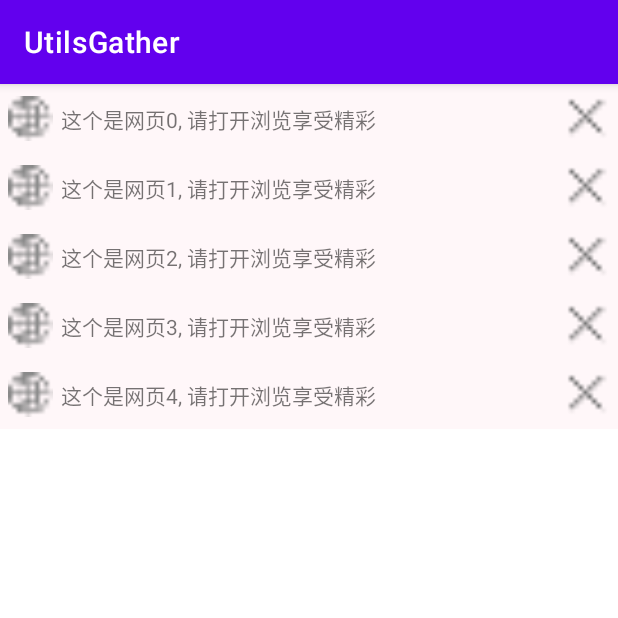
After one commit to 18319557579/UtilsGather, an Android app: the RecyclerViewActivity screen opened directly, with no data from a screen before it, on a phone screen of 412 x 824 dp, the top half of it. The commit adds this screen. Run offline under Robolectric (Android 15) with nearby library versions, the phone set to English and light mode, and no system bars; Roboto replaces fonts that are not available here.

Commit message:
仅仅是将RecyclerView的基本功能搞定了

```diff
--- a/app/src/main/AndroidManifest.xml
+++ b/app/src/main/AndroidManifest.xml
@@ -19,6 +19,9 @@
         android:supportsRtl="true"
         android:theme="@style/Theme.UtilsGather"
         android:usesCleartextTraffic="true">
+        <activity
+            android:name=".recyclerview.RecyclerViewActivity"
+            android:exported="false" />
         <activity
             android:name=".qihang.twelve.MyLinLayoutActivity"
             android:exported="false" />
--- a/app/src/main/java/com/example/utilsuser/MainActivity.kt
+++ b/app/src/main/java/com/example/utilsuser/MainActivity.kt
@@ -79,6 +79,7 @@ import com.example.utilsuser.qihang.three.PathAnimatorActivity
 import com.example.utilsuser.qihang.three.ValueAnimatorActivity
 import com.example.utilsuser.qihang.twelve.MyLinLayoutActivity
 import com.example.utilsuser.qihang.two.ViewAnimationActivity
+import com.example.utilsuser.recyclerview.RecyclerViewActivity
 import com.example.utilsuser.rxjava.RxJavaActivity
 import com.example.utilsuser.service.MyServiceActivity
 import com.example.utilsuser.sqlite.SQLiteActivity
@@ -415,6 +416,10 @@ class MainActivity : CallbackActivity() {
                     val intent = Intent(this@MainActivity, MyLinLayoutActivity::class.java)
                     startActivity(intent)
                 },
+                GuideItemEntity("跳转到 RecyclerViewActivity") {
+                    val intent = Intent(this@MainActivity, RecyclerViewActivity::class.java)
+                    startActivity(intent)
+                },
             )
 
         )
--- /dev/null
+++ b/app/src/main/java/com/example/utilsuser/recyclerview/RecyclerViewActivity.kt
@@ -0,0 +1,41 @@
+package com.example.utilsuser.recyclerview
+
+import android.os.Bundle
+import androidx.appcompat.app.AppCompatActivity
+import androidx.recyclerview.widget.LinearLayoutManager
+import androidx.recyclerview.widget.RecyclerView
+import com.example.utilsuser.R
+import com.example.utilsuser.recyclerview.rv.SlideDeleteAdapter
+import com.example.utilsuser.recyclerview.rv.WebInfoBean
+
+class RecyclerViewActivity : AppCompatActivity() {
+    lateinit var rvSlideDelete : RecyclerView
+    val webList = ArrayList<WebInfoBean>()
+    lateinit var slideDeleteAdapter: SlideDeleteAdapter
+
+    override fun onCreate(savedInstanceState: Bundle?) {
+        super.onCreate(savedInstanceState)
+        setContentView(R.layout.activity_recycler_view)
+
+        initView()
+        initData()
+    }
+
+    private fun initView() {
+        rvSlideDelete = findViewById<RecyclerView?>(R.id.rv_slide_delete).apply {
+            val linearLayoutManager = LinearLayoutManager(this@RecyclerViewActivity)
+            layoutManager = linearLayoutManager
+
+            slideDeleteAdapter = SlideDeleteAdapter(webList, this@RecyclerViewActivity)
+            adapter = slideDeleteAdapter
+        }
+    }
+
+    private fun initData() {
+        repeat(5) {
+            val bean = WebInfoBean("这个是网页$it, 请打开浏览享受精彩")
+            webList.add(bean)
+        }
+        slideDeleteAdapter.notifyDataSetChanged()
+    }
+}
--- /dev/null
+++ b/app/src/main/java/com/example/utilsuser/recyclerview/rv/SlideDeleteAdapter.kt
@@ -0,0 +1,38 @@
+package com.example.utilsuser.recyclerview.rv
+
+import android.content.Context
+import android.view.LayoutInflater
+import android.view.View
+import android.view.ViewGroup
+import android.widget.ImageView
+import android.widget.TextView
+import androidx.recyclerview.widget.RecyclerView
+import com.example.utilsuser.R
+
+class SlideDeleteAdapter(val webList: List<WebInfoBean>, val context: Context) : RecyclerView.Adapter<SlideDeleteAdapter.ItemViewHolder>(){
+
+    override fun onCreateViewHolder(parent: ViewGroup, viewType: Int): ItemViewHolder {
+        val view = LayoutInflater.from(context).inflate(R.layout.rv_item_slide_delete, parent, false)
+        return ItemViewHolder(view)
+    }
+
+    override fun onBindViewHolder(holder: ItemViewHolder, position: Int) {
+        val webInfoBean = webList[position]
+        holder.tvItemWebTitle.text = webInfoBean.webTitle
+    }
+
+    override fun getItemCount(): Int {
+        return webList.size
+    }
+
+    class ItemViewHolder(view: View) : RecyclerView.ViewHolder(view) {
+        val ivItemWebsite: ImageView
+        val tvItemWebTitle: TextView
+        val ivItemClose: ImageView
+        init {
+            ivItemWebsite = view.findViewById(R.id.iv_item_website)
+            tvItemWebTitle = view.findViewById(R.id.tv_item_web_title)
+            ivItemClose = view.findViewById(R.id.iv_item_close)
+        }
+    }
+}
--- /dev/null
+++ b/app/src/main/java/com/example/utilsuser/recyclerview/rv/WebInfoBean.kt
@@ -0,0 +1,5 @@
+package com.example.utilsuser.recyclerview.rv
+
+import android.graphics.Bitmap
+
+data class WebInfoBean(var webTitle: String, var bitmap: Bitmap? = null)
--- /dev/null
+++ b/app/src/main/res/layout/activity_recycler_view.xml
@@ -0,0 +1,20 @@
+<?xml version="1.0" encoding="utf-8"?>
+<androidx.constraintlayout.widget.ConstraintLayout xmlns:android="http://schemas.android.com/apk/res/android"
+    xmlns:app="http://schemas.android.com/apk/res-auto"
+    xmlns:tools="http://schemas.android.com/tools"
+    android:id="@+id/main"
+    android:layout_width="match_parent"
+    android:layout_height="wrap_content"
+    tools:context=".recyclerview.RecyclerViewActivity"
+    >
+
+    <androidx.recyclerview.widget.RecyclerView
+        android:id="@+id/rv_slide_delete"
+        android:layout_width="match_parent"
+        android:layout_height="wrap_content"
+        android:background="#E4E4E4"
+
+        app:layout_constraintTop_toTopOf="parent"/>
+
+
+</androidx.constraintlayout.widget.ConstraintLayout>
--- /dev/null
+++ b/app/src/main/res/layout/rv_item_slide_delete.xml
@@ -0,0 +1,45 @@
+<?xml version="1.0" encoding="utf-8"?>
+<androidx.constraintlayout.widget.ConstraintLayout
+    xmlns:android="http://schemas.android.com/apk/res/android"
+    xmlns:app="http://schemas.android.com/apk/res-auto"
+    xmlns:tools="http://schemas.android.com/tools"
+    android:layout_width="match_parent"
+    android:layout_height="wrap_content"
+    android:background="#FFF7F9"
+
+    android:paddingHorizontal="5dp"
+    android:paddingVertical="8dp">
+
+    <ImageView
+        android:id="@+id/iv_item_website"
+        android:layout_width="30dp"
+        android:layout_height="30dp"
+        android:src="@drawable/rv_item_website"
+
+        app:layout_constraintStart_toStartOf="parent"
+        app:layout_constraintTop_toTopOf="parent"
+        app:layout_constraintBottom_toBottomOf="parent"/>
+
+    <TextView
+        android:id="@+id/tv_item_web_title"
+        android:layout_width="wrap_content"
+        android:layout_height="wrap_content"
+        tools:text="腾讯应用宝官网，全网最新的游戏"
+
+        app:layout_constraintStart_toEndOf="@id/iv_item_website"
+        app:layout_constraintTop_toTopOf="parent"
+        app:layout_constraintBottom_toBottomOf="parent"
+        android:layout_marginStart="5dp"/>
+
+    <ImageView
+        android:id="@+id/iv_item_close"
+        android:layout_width="30dp"
+        android:layout_height="30dp"
+        android:src="@drawable/rv_item_close"
+
+        app:layout_constraintEnd_toEndOf="parent"
+        app:layout_constraintTop_toTopOf="parent"
+        app:layout_constraintBottom_toBottomOf="parent"/>
+
+
+</androidx.constraintlayout.widget.ConstraintLayout>
```
Also changed, not shown: app/src/main/res/drawable-xxhdpi/rv_item_close.png (added), app/src/main/res/drawable-xxhdpi/rv_item_website.png (added).
